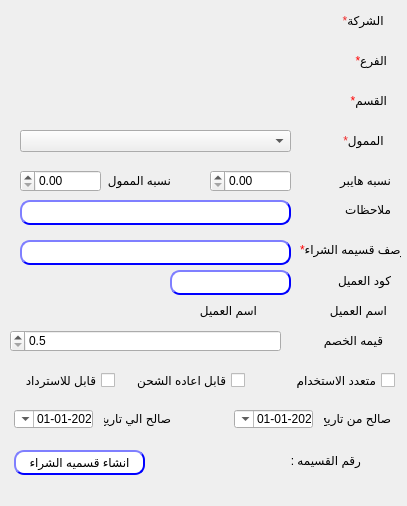
Qt form presentation/voucher_ui/createVoucher.ui (shymaa123456/HyperPOS2020) before a commit.
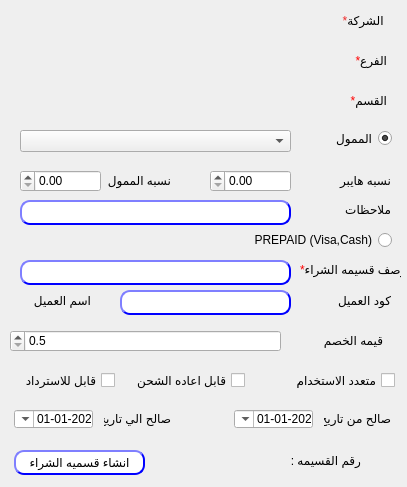
The same form after that commit.

What changed in the file:
```diff
--- a/presentation/voucher_ui/createVoucher.ui
+++ b/presentation/voucher_ui/createVoucher.ui
@@ -7,7 +7,7 @@
     <x>0</x>
     <y>0</y>
     <width>407</width>
-    <height>506</height>
+    <height>487</height>
    </rect>
   </property>
   <property name="windowTitle">
@@ -20,7 +20,7 @@
    <property name="geometry">
     <rect>
      <x>300</x>
-     <y>240</y>
+     <y>260</y>
      <width>101</width>
      <height>20</height>
     </rect>
@@ -73,7 +73,7 @@
    <property name="geometry">
     <rect>
      <x>20</x>
-     <y>240</y>
+     <y>260</y>
      <width>271</width>
      <height>25</height>
     </rect>
@@ -353,27 +353,11 @@
     <string>قيمه الخصم</string>
    </property>
   </widget>
-  <widget class="QLabel" name="desc_9">
-   <property name="geometry">
-    <rect>
-     <x>320</x>
-     <y>130</y>
-     <width>67</width>
-     <height>21</height>
-    </rect>
-   </property>
-   <property name="layoutDirection">
-    <enum>Qt::RightToLeft</enum>
-   </property>
-   <property name="text">
-    <string>&lt;html&gt;&lt;head/&gt;&lt;body&gt;&lt;p align=&quot;right&quot;&gt;&lt;span style=&quot; color:#ef2929;&quot;&gt;*&lt;/span&gt;الممول &lt;/p&gt;&lt;/body&gt;&lt;/html&gt;</string>
-   </property>
-  </widget>
   <widget class="QLabel" name="desc_11">
    <property name="geometry">
     <rect>
      <x>310</x>
-     <y>270</y>
+     <y>290</y>
      <width>81</width>
      <height>21</height>
     </rect>
@@ -388,9 +372,9 @@
   <widget class="QLineEdit" name="LE_desc_5">
    <property name="geometry">
     <rect>
-     <x>170</x>
-     <y>270</y>
-     <width>121</width>
+     <x>120</x>
+     <y>290</y>
+     <width>171</width>
      <height>25</height>
     </rect>
    </property>
@@ -419,27 +403,11 @@
                                     </string>
    </property>
   </widget>
-  <widget class="QLabel" name="desc_12">
-   <property name="geometry">
-    <rect>
-     <x>296</x>
-     <y>300</y>
-     <width>91</width>
-     <height>21</height>
-    </rect>
-   </property>
-   <property name="layoutDirection">
-    <enum>Qt::RightToLeft</enum>
-   </property>
-   <property name="text">
-    <string>&lt;html&gt;&lt;head/&gt;&lt;body&gt;&lt;p align=&quot;right&quot;&gt;&lt;span style=&quot; color:#ef2929;&quot;&gt;&lt;/span&gt;اسم العميل&lt;/p&gt;&lt;/body&gt;&lt;/html&gt;</string>
-   </property>
-  </widget>
   <widget class="QLabel" name="desc_13">
    <property name="geometry">
     <rect>
-     <x>166</x>
-     <y>300</y>
+     <x>0</x>
+     <y>290</y>
      <width>91</width>
      <height>21</height>
     </rect>
@@ -581,6 +549,35 @@
     <enum>Qt::LeftToRight</enum>
    </property>
   </widget>
+  <widget class="QRadioButton" name="radioButton">
+   <property name="geometry">
+    <rect>
+     <x>310</x>
+     <y>130</y>
+     <width>82</width>
+     <height>17</height>
+    </rect>
+   </property>
+   <property name="text">
+    <string>الممول</string>
+   </property>
+   <property name="checked">
+    <bool>true</bool>
+   </property>
+  </widget>
+  <widget class="QRadioButton" name="radioButton_2">
+   <property name="geometry">
+    <rect>
+     <x>241</x>
+     <y>230</y>
+     <width>151</width>
+     <height>20</height>
+    </rect>
+   </property>
+   <property name="text">
+    <string>PREPAID (Visa,Cash)</string>
+   </property>
+  </widget>
  </widget>
  <resources/>
  <connections/>
```
